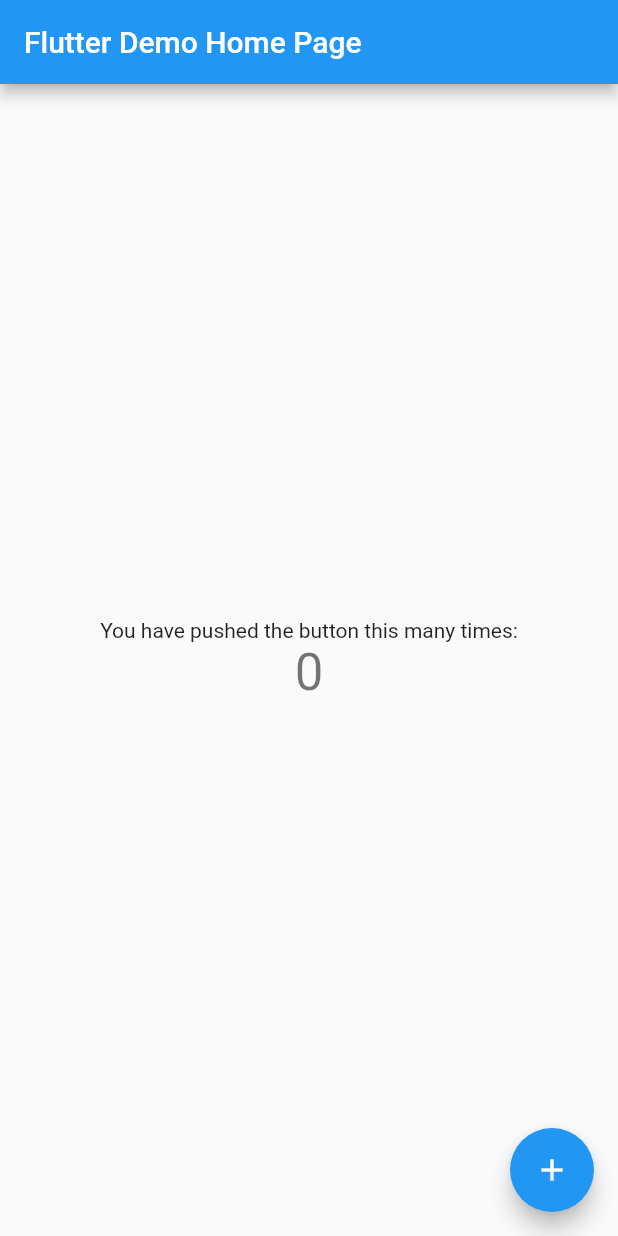
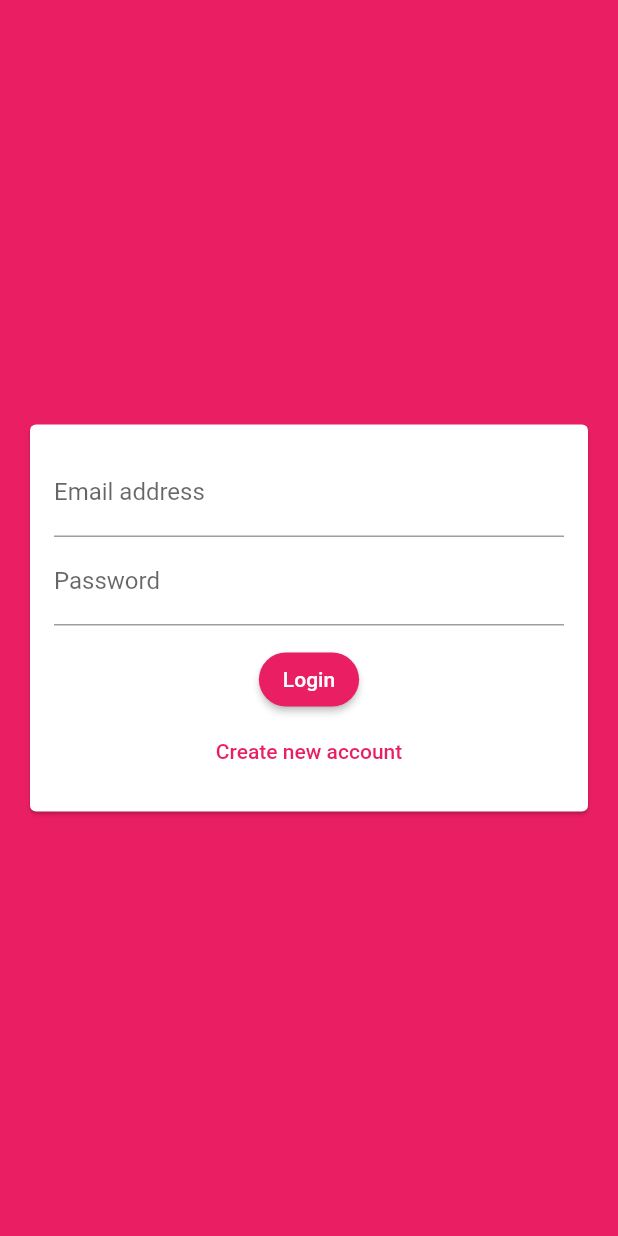
Before and after one commit to DaRkSoUl1690/chatting_app_clone, a Flutter app: the screen it shows after launch, on a phone screen of 412 x 824 dp. Run offline on Flutter 3.47's test engine with Material 2 defaults, Android fonts, the phone set to English and light mode, and no system bars; our stand-ins replace cloud_firestore, firebase_auth, firebase_core, firebase_storage, image_picker; accounts and stored records are empty.

Commit message:
auth screen

```diff
--- a/lib/main.dart
+++ b/lib/main.dart
@@ -1,115 +1,43 @@
+import 'package:chatting_app_clone/screens/auth_screen.dart';
+import 'package:firebase_core/firebase_core.dart';
 import 'package:flutter/material.dart';
 
-void main() {
+void main() async {
+  WidgetsFlutterBinding.ensureInitialized();
+  await Firebase.initializeApp();
   runApp(const MyApp());
 }
 
 class MyApp extends StatelessWidget {
   const MyApp({Key? key}) : super(key: key);
 
-  // This widget is the root of your application.
+  Color calculateTextColor(Color background) {
+    return ThemeData.estimateBrightnessForColor(background) == Brightness.light
+        ? Colors.black
+        : Colors.white;
+  }
+
   @override
   Widget build(BuildContext context) {
     return MaterialApp(
       title: 'Flutter Demo',
+      debugShowCheckedModeBanner: false,
       theme: ThemeData(
-        // This is the theme of your application.
-        //
-        // Try running your application with "flutter run". You'll see the
-        // application has a blue toolbar. Then, without quitting the app, try
-        // changing the primarySwatch below to Colors.green and then invoke
-        // "hot reload" (press "r" in the console where you ran "flutter run",
-        // or simply save your changes to "hot reload" in a Flutter IDE).
-        // Notice that the counter didn't reset back to zero; the application
-        // is not restarted.
-        primarySwatch: Colors.blue,
+        primarySwatch: Colors.pink,
+        colorScheme: Theme.of(context).colorScheme.copyWith(
+              primary: Colors.pink,
+              secondary: Colors.deepPurple,
+              background: Colors.pink,
+            ),
+        elevatedButtonTheme: ElevatedButtonThemeData(
+          style: TextButton.styleFrom(
+            shape: RoundedRectangleBorder(
+              borderRadius: BorderRadius.circular(20),
+            ),
+          ),
+        ),
       ),
-      home: const MyHomePage(title: 'Flutter Demo Home Page'),
+      home: const AuthScreen(),
     );
   }
 }
-
-class MyHomePage extends StatefulWidget {
-  const MyHomePage({Key? key, required this.title}) : super(key: key);
-
-  // This widget is the home page of your application. It is stateful, meaning
-  // that it has a State object (defined below) that contains fields that affect
-  // how it looks.
-
-  // This class is the configuration for the state. It holds the values (in this
-  // case the title) provided by the parent (in this case the App widget) and
-  // used by the build method of the State. Fields in a Widget subclass are
-  // always marked "final".
-
-  final String title;
-
-  @override
-  State<MyHomePage> createState() => _MyHomePageState();
-}
-
-class _MyHomePageState extends State<MyHomePage> {
-  int _counter = 0;
-
-  void _incrementCounter() {
-    setState(() {
-      // This call to setState tells the Flutter framework that something has
-      // changed in this State, which causes it to rerun the build method below
-      // so that the display can reflect the updated values. If we changed
-      // _counter without calling setState(), then the build method would not be
-      // called again, and so nothing would appear to happen.
-      _counter++;
-    });
-  }
-
-  @override
-  Widget build(BuildContext context) {
-    // This method is rerun every time setState is called, for instance as done
-    // by the _incrementCounter method above.
-    //
-    // The Flutter framework has been optimized to make rerunning build methods
-    // fast, so that you can just rebuild anything that needs updating rather
-    // than having to individually change instances of widgets.
-    return Scaffold(
-      appBar: AppBar(
-        // Here we take the value from the MyHomePage object that was created by
-        // the App.build method, and use it to set our appbar title.
-        title: Text(widget.title),
-      ),
-      body: Center(
-        // Center is a layout widget. It takes a single child and positions it
-        // in the middle of the parent.
-        child: Column(
-          // Column is also a layout widget. It takes a list of children and
-          // arranges them vertically. By default, it sizes itself to fit its
-          // children horizontally, and tries to be as tall as its parent.
-          //
-          // Invoke "debug painting" (press "p" in the console, choose the
-          // "Toggle Debug Paint" action from the Flutter Inspector in Android
-          // Studio, or the "Toggle Debug Paint" command in Visual Studio Code)
-          // to see the wireframe for each widget.
-          //
-          // Column has various properties to control how it sizes itself and
-          // how it positions its children. Here we use mainAxisAlignment to
-          // center the children vertically; the main axis here is the vertical
-          // axis because Columns are vertical (the cross axis would be
-          // horizontal).
-          mainAxisAlignment: MainAxisAlignment.center,
-          children: <Widget>[
-            const Text(
-              'You have pushed the button this many times:',
-            ),
-            Text(
-              '$_counter',
-              style: Theme.of(context).textTheme.headline4,
-            ),
-          ],
-        ),
-      ),
-      floatingActionButton: FloatingActionButton(
-        onPressed: _incrementCounter,
-        tooltip: 'Increment',
-        child: const Icon(Icons.add),
-      ), // This trailing comma makes auto-formatting nicer for build methods.
-    );
-  }
-}
--- a/lib/screens/auth_screen.dart
+++ b/lib/screens/auth_screen.dart
@@ -0,0 +1,103 @@
+import 'dart:developer';
+import 'dart:io';
+
+import 'package:chatting_app_clone/widgets/auth_form.dart';
+import 'package:cloud_firestore/cloud_firestore.dart';
+import 'package:firebase_auth/firebase_auth.dart';
+import 'package:firebase_storage/firebase_storage.dart';
+import 'package:flutter/material.dart';
+import 'package:flutter/services.dart';
+
+class AuthScreen extends StatefulWidget {
+  const AuthScreen({Key? key}) : super(key: key);
+
+  @override
+  State<AuthScreen> createState() => _AuthScreenState();
+}
+
+class _AuthScreenState extends State<AuthScreen> {
+  final _auth = FirebaseAuth.instance;
+  var _isLoading = false;
+
+  void _submitAuthForm(
+    String email,
+    String password,
+    String username,
+    File image,
+    bool isLogin,
+    BuildContext ctx,
+  ) async {
+    UserCredential authResult;
+
+    try {
+      setState(() {
+        _isLoading = true;
+      });
+      if (isLogin) {
+        authResult = await _auth.signInWithEmailAndPassword(
+          email: email,
+          password: password,
+        );
+      } else {
+        authResult = await _auth.createUserWithEmailAndPassword(
+          email: email,
+          password: password,
+        );
+
+        final ref = FirebaseStorage.instance
+            .ref()
+            .child('user_image')
+            .child('${authResult.user!.uid}.jpg');
+
+        await ref.putFile(image).whenComplete(() => null);
+
+        final url = await ref.getDownloadURL();
+
+        await FirebaseFirestore.instance
+            .collection('users')
+            .doc(authResult.user!.uid)
+            .set({
+          'username': username,
+          'email': email,
+          'image_url': url,
+        });
+      }
+    } on PlatformException catch (err) {
+      var message = 'An error occurred, pelase check your credentials!';
+
+      if (err.message != null) {
+        message = err.message!;
+      }
+
+      ScaffoldMessenger.of(ctx).showSnackBar(
+        SnackBar(
+          content: Text(message),
+          backgroundColor: Theme.of(ctx).errorColor,
+        ),
+      );
+      setState(() {
+        _isLoading = false;
+      });
+    } catch (err) {
+      f(err);
+      setState(() {
+        _isLoading = false;
+      });
+    }
+  }
+
+  void f(Object x) {
+    log('log: $x');
+  }
+
+  @override
+  Widget build(BuildContext context) {
+    return Scaffold(
+      backgroundColor: Theme.of(context).primaryColor,
+      body: AuthForm(
+        _submitAuthForm,
+        _isLoading,
+      ),
+    );
+  }
+}
--- /dev/null
+++ b/lib/widgets/auth_form.dart
@@ -0,0 +1,156 @@
+import 'dart:io';
+
+import 'package:flutter/material.dart';
+
+import 'package:chatting_app_clone/widgets/user_image_picker.dart';
+
+class AuthForm extends StatefulWidget {
+   const AuthForm(
+    this.submitFn,
+    this.isLoading, {Key? key}
+  ) : super(key: key);
+
+  final bool isLoading;
+  final void Function(
+    String email,
+    String password,
+    String userName,
+    File image,
+    bool isLogin,
+    BuildContext ctx,
+  ) submitFn;
+
+  @override
+  _AuthFormState createState() => _AuthFormState();
+}
+
+class _AuthFormState extends State<AuthForm> {
+  final _formKey = GlobalKey<FormState>();
+  var _isLogin = true;
+  var _userEmail = '';
+  var _userName = '';
+  var _userPassword = '';
+  File? _userImageFile;
+
+  void _pickedImage(File image) {
+    _userImageFile = image;
+  }
+
+  void _trySubmit() {
+    final isValid = _formKey.currentState!.validate();
+    FocusScope.of(context).unfocus();
+
+    if (_userImageFile == null && !_isLogin) {
+      ScaffoldMessenger.of(context).showSnackBar(
+        SnackBar(
+          content: const Text('Please pick an image.'),
+          backgroundColor: Theme.of(context).errorColor,
+        ),
+      );
+      return;
+    }
+
+    if (isValid) {
+      _formKey.currentState!.save();
+      widget.submitFn(
+        _userEmail.trim(),
+        _userPassword.trim(),
+        _userName.trim(),
+        _userImageFile!,
+        _isLogin,
+        context,
+      );
+    }
+  }
+
+  @override
+  Widget build(BuildContext context) {
+    return Center(
+      child: Card(
+        margin: const EdgeInsets.all(20),
+        child: SingleChildScrollView(
+          child: Padding(
+            padding: const EdgeInsets.all(16),
+            child: Form(
+              key: _formKey,
+              child: Column(
+                mainAxisSize: MainAxisSize.min,
+                children: <Widget>[
+                  if (!_isLogin) UserImagePicker(_pickedImage),
+                  TextFormField(
+                    key: const ValueKey('email'),
+                    autocorrect: false,
+                    textCapitalization: TextCapitalization.none,
+                    enableSuggestions: false,
+                    validator: (value) {
+                      if (value!.isEmpty || !value.contains('@')) {
+                        return 'Please enter a valid email address.';
+                      }
+                      return null;
+                    },
+                    keyboardType: TextInputType.emailAddress,
+                    decoration: const InputDecoration(
+                      labelText: 'Email address',
+                    ),
+                    onSaved: (value) {
+                      _userEmail = value!;
+                    },
+                  ),
+                  if (!_isLogin)
+                    TextFormField(
+                      key: const ValueKey('username'),
+                      autocorrect: true,
+                      textCapitalization: TextCapitalization.words,
+                      enableSuggestions: false,
+                      validator: (value) {
+                        if (value!.isEmpty || value.length < 4) {
+                          return 'Please enter at least 4 characters';
+                        }
+                        return null;
+                      },
+                      decoration: const InputDecoration(labelText: 'Username'),
+                      onSaved: (value) {
+                        _userName = value!;
+                      },
+                    ),
+                  TextFormField(
+                    key: const ValueKey('password'),
+                    validator: (value) {
+                      if (value!.isEmpty || value.length < 7) {
+                        return 'Password must be at least 7 characters long.';
+                      }
+                      return null;
+                    },
+                    decoration: const InputDecoration(labelText: 'Password'),
+                    obscureText: true,
+                    onSaved: (value) {
+                      _userPassword = value!;
+                    },
+                  ),
+                  const SizedBox(height: 12),
+                  if (widget.isLoading) const CircularProgressIndicator(),
+                  if (!widget.isLoading)
+                    ElevatedButton(
+                      onPressed: _trySubmit,
+                      child: Text(_isLogin ? 'Login' : 'Signup'),
+                    ),
+                  if (!widget.isLoading)
+                    TextButton(
+                      child: Text(_isLogin
+                          ? 'Create new account'
+                          : 'I already have an account'),
+                      onPressed: () {
+                        setState(() {
+                          _isLogin = !_isLogin;
+                        });
+                      },
+                    )
+                ],
+              ),
+            ),
+          ),
+        ),
+      ),
+    );
+  }
+}
--- a/pubspec.yaml
+++ b/pubspec.yaml
@@ -34,7 +34,12 @@
   # The following adds the Cupertino Icons font to your application.
   # Use with the CupertinoIcons class for iOS style icons.
   cupertino_icons: ^1.0.2
+  image_picker: ^0.8.5+3
+  firebase_auth: ^3.3.20
+  firebase_storage: ^10.2.18
+  firebase_messaging: ^11.4.2
   cloud_firestore: ^3.1.18
+  firebase_core: ^1.18.0
 
 dev_dependencies:
   flutter_test:
```
Also changed, not shown: lib/screens/chat_screen.dart (+15 -0 lines), lib/widgets/user_image_picker.dart (added, +53 -0 lines), pubspec.lock, 2 other files.
